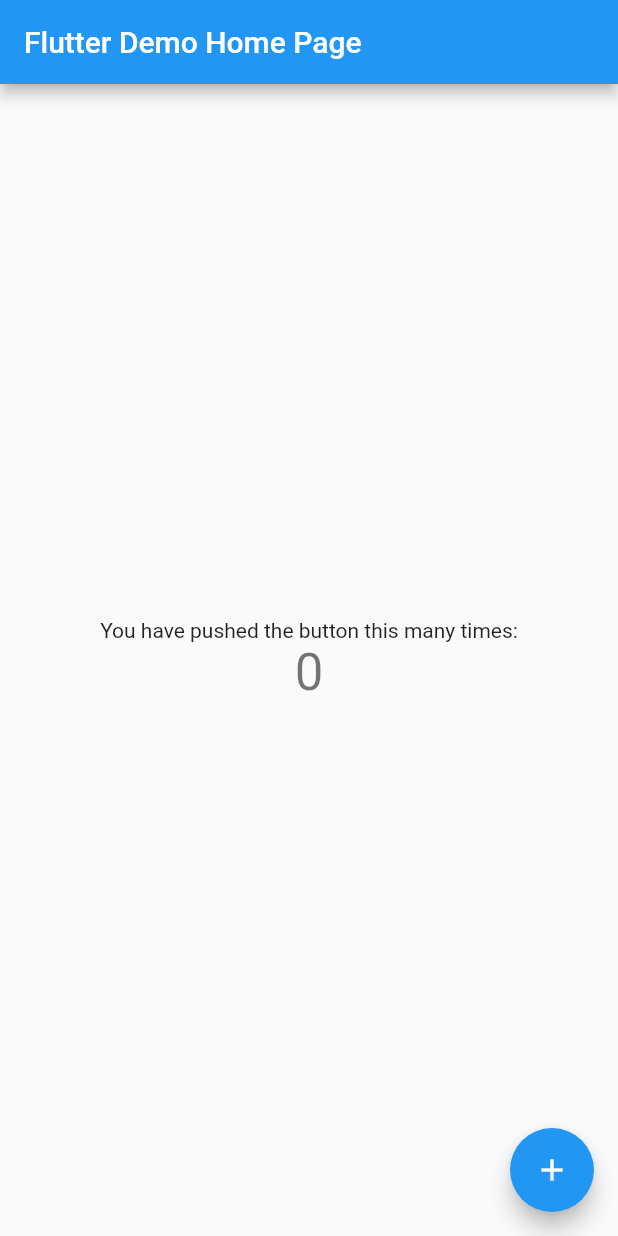
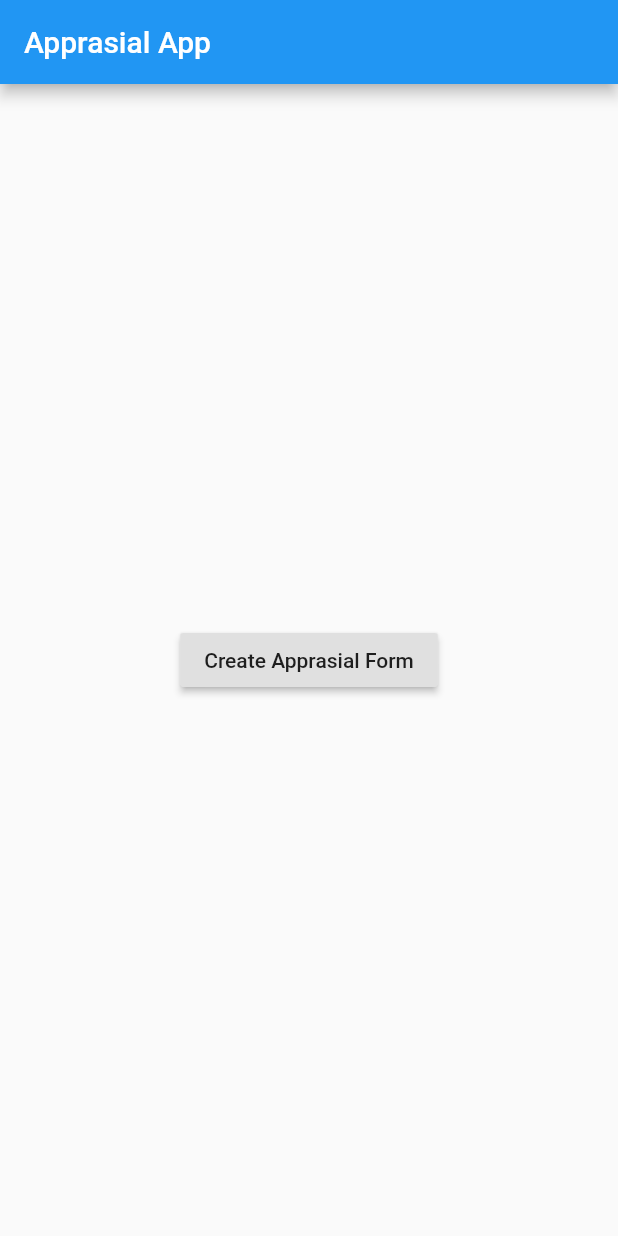
Before and after one commit to adrianriveraz/Appraisal, a Flutter app: the screen it shows after launch, on a phone screen of 412 x 824 dp. Run offline on Flutter 3.47's test engine with Material 2 defaults, Android fonts, the phone set to English and light mode, and no system bars.

Commit message:
Set up folders and routing
Routing between the home and forms page works.

```diff
--- a/appraisal_project/lib/main.dart
+++ b/appraisal_project/lib/main.dart
@@ -1,111 +1,16 @@
 import 'package:flutter/material.dart';
+import 'package:appraisal_project/routes.dart';
 
 void main() => runApp(MyApp());
 
+//set up homepage as initial route, Do NOT add other Material Apps
 class MyApp extends StatelessWidget {
-  // This widget is the root of your application.
   @override
   Widget build(BuildContext context) {
     return MaterialApp(
-      title: 'Flutter Demo',
-      theme: ThemeData(
-        // This is the theme of your application.
-        //
-        // Try running your application with "flutter run". You'll see the
-        // application has a blue toolbar. Then, without quitting the app, try
-        // changing the primarySwatch below to Colors.green and then invoke
-        // "hot reload" (press "r" in the console where you ran "flutter run",
-        // or simply save your changes to "hot reload" in a Flutter IDE).
-        // Notice that the counter didn't reset back to zero; the application
-        // is not restarted.
-        primarySwatch: Colors.blue,
-      ),
-      home: MyHomePage(title: 'Flutter Demo Home Page'),
+      title: 'Appraisal App',
+      initialRoute: '/',
+      onGenerateRoute: RouteGenerator.generateRoute,
     );
   }
 }
-
-class MyHomePage extends StatefulWidget {
-  MyHomePage({Key key, this.title}) : super(key: key);
-
-  // This widget is the home page of your application. It is stateful, meaning
-  // that it has a State object (defined below) that contains fields that affect
-  // how it looks.
-
-  // This class is the configuration for the state. It holds the values (in this
-  // case the title) provided by the parent (in this case the App widget) and
-  // used by the build method of the State. Fields in a Widget subclass are
-  // always marked "final".
-
-  final String title;
-
-  @override
-  _MyHomePageState createState() => _MyHomePageState();
-}
-
-class _MyHomePageState extends State<MyHomePage> {
-  int _counter = 0;
-
-  void _incrementCounter() {
-    setState(() {
-      // This call to setState tells the Flutter framework that something has
-      // changed in this State, which causes it to rerun the build method below
-      // so that the display can reflect the updated values. If we changed
-      // _counter without calling setState(), then the build method would not be
-      // called again, and so nothing would appear to happen.
-      _counter++;
-    });
-  }
-
-  @override
-  Widget build(BuildContext context) {
-    // This method is rerun every time setState is called, for instance as done
-    // by the _incrementCounter method above.
-    //
-    // The Flutter framework has been optimized to make rerunning build methods
-    // fast, so that you can just rebuild anything that needs updating rather
-    // than having to individually change instances of widgets.
-    return Scaffold(
-      appBar: AppBar(
-        // Here we take the value from the MyHomePage object that was created by
-        // the App.build method, and use it to set our appbar title.
-        title: Text(widget.title),
-      ),
-      body: Center(
-        // Center is a layout widget. It takes a single child and positions it
-        // in the middle of the parent.
-        child: Column(
-          // Column is also layout widget. It takes a list of children and
-          // arranges them vertically. By default, it sizes itself to fit its
-          // children horizontally, and tries to be as tall as its parent.
-          //
-          // Invoke "debug painting" (press "p" in the console, choose the
-          // "Toggle Debug Paint" action from the Flutter Inspector in Android
-          // Studio, or the "Toggle Debug Paint" command in Visual Studio Code)
-          // to see the wireframe for each widget.
-          //
-          // Column has various properties to control how it sizes itself and
-          // how it positions its children. Here we use mainAxisAlignment to
-          // center the children vertically; the main axis here is the vertical
-          // axis because Columns are vertical (the cross axis would be
-          // horizontal).
-          mainAxisAlignment: MainAxisAlignment.center,
-          children: <Widget>[
-            Text(
-              'You have pushed the button this many times:',
-            ),
-            Text(
-              '$_counter',
-              style: Theme.of(context).textTheme.display1,
-            ),
-          ],
-        ),
-      ),
-      floatingActionButton: FloatingActionButton(
-        onPressed: _incrementCounter,
-        tooltip: 'Increment',
-        child: Icon(Icons.add),
-      ), // This trailing comma makes auto-formatting nicer for build methods.
-    );
-  }
-}
--- /dev/null
+++ b/appraisal_project/lib/routes.dart
@@ -0,0 +1,38 @@
+import 'package:appraisal_project/screens/form.dart';
+import 'package:flutter/material.dart';
+import 'package:appraisal_project/screens/home/home.dart';
+
+//generate routes for navagation
+class RouteGenerator{
+  static Route<dynamic> generateRoute(RouteSettings settings){
+    //get passed in arguments
+    //final args = settings.arguments;
+
+    switch(settings.name){
+      case '/': //home page
+        return MaterialPageRoute(builder: (_) => Home());
+
+      case '/appForm': //form page
+      //add type validation later
+        return MaterialPageRoute(builder: (_) => MyForm());
+
+      default: //otherwise navigate to error page
+        return _errorRoute();
+
+    }
+  }
+
+  //define error page
+  static Route<dynamic> _errorRoute(){
+    return MaterialPageRoute(builder: (_){
+      return Scaffold(
+        appBar: AppBar(
+          title: Text('Error'),
+      ),
+      body: Center(
+        child: Text("ERROR"),
+        ),
+      );
+    });
+  }
+}
--- /dev/null
+++ b/appraisal_project/lib/screens/form.dart
@@ -0,0 +1,19 @@
+import 'package:flutter/material.dart';
+
+class MyForm extends StatelessWidget {
+  @override
+  Widget build(BuildContext context) {
+    //return MaterialApp(
+    //  title: 'Welcome to Flutter',
+    //  home: Scaffold(
+      return Scaffold(
+        appBar: AppBar(
+          title: Text('Appraisal Form'),
+        ),
+        body: Center(
+          child: Text('Form Goes Here'),
+        ),
+      );
+
+  }
+}
--- /dev/null
+++ b/appraisal_project/lib/screens/home/home.dart
@@ -0,0 +1,16 @@
+import 'package:flutter/material.dart';
+import 'package:appraisal_project/screens/home/widgets/goappform_button.dart';
+
+class Home extends StatelessWidget {
+  @override
+  Widget build(BuildContext context) {
+      return Scaffold(
+        appBar: AppBar(
+          title: Text('Apprasial App'),
+        ),
+        body: Center(
+          child: GoAppFormButton()
+        ),
+      );
+  }
+}
--- /dev/null
+++ b/appraisal_project/lib/screens/home/widgets/goappform_button.dart
@@ -0,0 +1,14 @@
+import 'package:flutter/material.dart';
+
+//create App Form button, when pressed goes to form page
+class GoAppFormButton extends StatelessWidget{
+  @override
+  Widget build(BuildContext context) {
+    return RaisedButton(
+      child: Text("Create Apprasial Form"),
+      onPressed: () {
+        Navigator.of(context).pushNamed('/appForm');
+      },
+    );
+  }
+}
```
